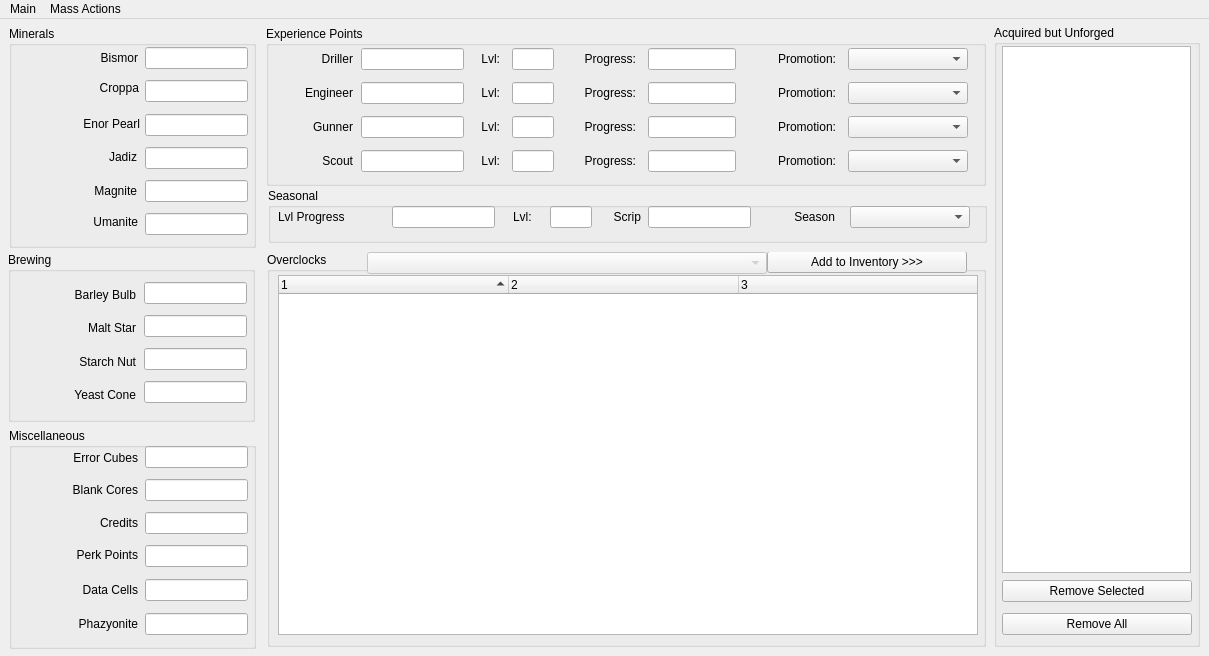
Old version of the form editor.ui in the repository AnthonyMichaelTDM/DRG-Save-Editor.
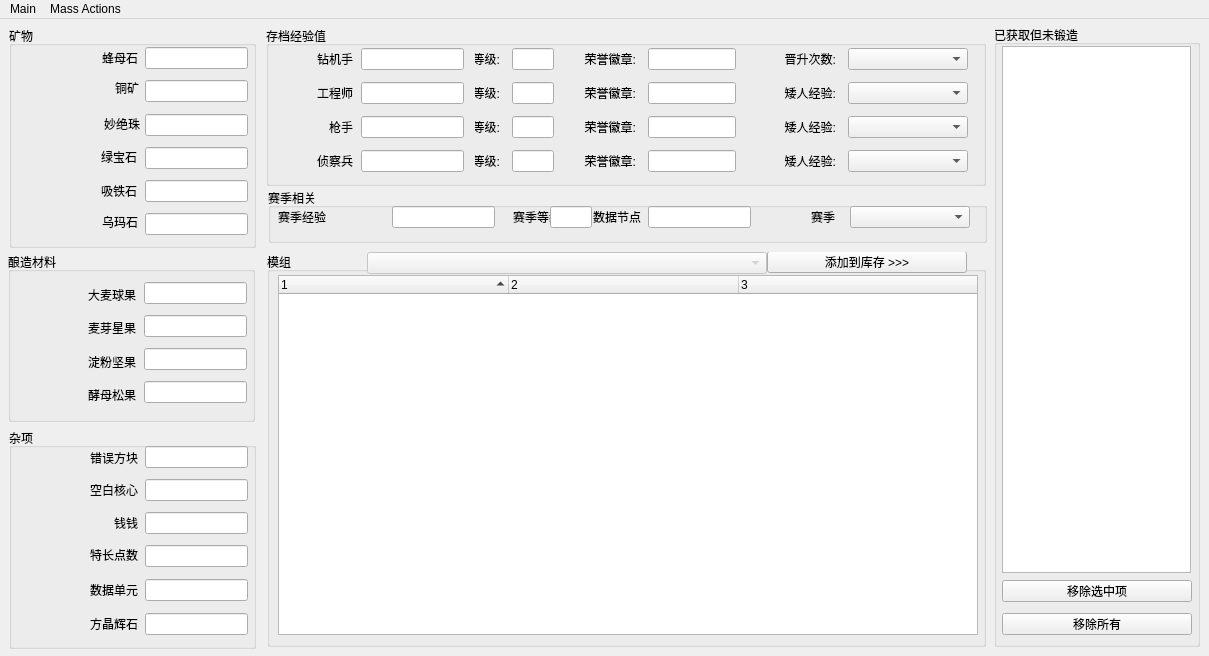
New version of the form. Custom widgets are drawn as their Qt base class.

Commit message:
feat(i18n): 添加中文UI翻译并发布中文发行版 | Add Chinese UI translation and publish Chinese release
- 变更editor.ui文件添加中文翻译 | Modified editor.ui to add Chinese translation
- 发布中文专用的Releases发行版 | Published Chinese-specific Releases version

The edit to the form file:
```diff
--- a/editor.ui
+++ b/editor.ui
@@ -32,7 +32,7 @@
      </font>
     </property>
     <property name="title">
-     <string>Minerals</string>
+     <string>矿物</string>
     </property>
     <widget class="QLabel" name="bismor_label">
      <property name="geometry">
@@ -53,7 +53,7 @@
       </font>
      </property>
      <property name="text">
-      <string>Bismor</string>
+      <string>蜂母石</string>
      </property>
      <property name="textFormat">
       <enum>Qt::PlainText</enum>
@@ -102,7 +102,7 @@
       </font>
      </property>
      <property name="text">
-      <string>Croppa</string>
+      <string>铜矿</string>
      </property>
      <property name="textFormat">
       <enum>Qt::PlainText</enum>
@@ -151,7 +151,7 @@
       </font>
      </property>
      <property name="text">
-      <string>Enor Pearl</string>
+      <string>妙绝珠</string>
      </property>
      <property name="textFormat">
       <enum>Qt::PlainText</enum>
@@ -200,7 +200,7 @@
       </font>
      </property>
      <property name="text">
-      <string>Jadiz</string>
+      <string>绿宝石</string>
      </property>
      <property name="textFormat">
       <enum>Qt::PlainText</enum>
@@ -285,7 +285,7 @@
       </font>
      </property>
      <property name="text">
-      <string>Magnite</string>
+      <string>吸铁石</string>
      </property>
      <property name="textFormat">
       <enum>Qt::PlainText</enum>
@@ -316,7 +316,7 @@
       </font>
      </property>
      <property name="text">
-      <string>Umanite</string>
+      <string>乌玛石</string>
      </property>
      <property name="textFormat">
       <enum>Qt::PlainText</enum>
@@ -344,7 +344,7 @@
      </font>
     </property>
     <property name="title">
-     <string>Brewing</string>
+     <string>酿造材料</string>
     </property>
     <widget class="QWidget" name="verticalLayoutWidget_4">
      <property name="geometry">
@@ -368,7 +368,7 @@
          </font>
         </property>
         <property name="text">
-         <string>Barley Bulb</string>
+         <string>大麦球果</string>
         </property>
         <property name="textFormat">
          <enum>Qt::PlainText</enum>
@@ -393,7 +393,7 @@
          </font>
         </property>
         <property name="text">
-         <string>Malt Star</string>
+         <string>麦芽星果</string>
         </property>
         <property name="textFormat">
          <enum>Qt::PlainText</enum>
@@ -418,7 +418,7 @@
          </font>
         </property>
         <property name="text">
-         <string>Starch Nut</string>
+         <string>淀粉坚果</string>
         </property>
         <property name="textFormat">
          <enum>Qt::PlainText</enum>
@@ -443,7 +443,7 @@
          </font>
         </property>
         <property name="text">
-         <string>Yeast Cone</string>
+         <string>酵母松果</string>
         </property>
         <property name="textFormat">
          <enum>Qt::PlainText</enum>
@@ -546,7 +546,7 @@
      </font>
     </property>
     <property name="title">
-     <string>Miscellaneous</string>
+     <string>杂项</string>
     </property>
     <property name="checkable">
      <bool>false</bool>
@@ -570,7 +570,7 @@
       </font>
      </property>
      <property name="text">
-      <string>Error Cubes</string>
+      <string>错误方块</string>
      </property>
      <property name="textFormat">
       <enum>Qt::PlainText</enum>
@@ -619,7 +619,7 @@
       </font>
      </property>
      <property name="text">
-      <string>Blank Cores</string>
+      <string>空白核心</string>
      </property>
      <property name="textFormat">
       <enum>Qt::PlainText</enum>
@@ -668,7 +668,7 @@
       </font>
      </property>
      <property name="text">
-      <string>Credits</string>
+      <string>钱钱</string>
      </property>
      <property name="textFormat">
       <enum>Qt::PlainText</enum>
@@ -717,7 +717,7 @@
       </font>
      </property>
      <property name="text">
-      <string>Perk Points</string>
+      <string>特长点数</string>
      </property>
      <property name="textFormat">
       <enum>Qt::PlainText</enum>
@@ -766,7 +766,7 @@
       </font>
      </property>
      <property name="text">
-      <string>Data Cells</string>
+      <string>数据单元</string>
      </property>
      <property name="textFormat">
       <enum>Qt::PlainText</enum>
@@ -815,7 +815,7 @@
       </font>
      </property>
      <property name="text">
-      <string>Phazyonite</string>
+      <string>方晶辉石</string>
      </property>
      <property name="textFormat">
       <enum>Qt::PlainText</enum>
@@ -861,7 +861,7 @@
      </font>
     </property>
     <property name="title">
-     <string>Experience Points</string>
+     <string>存档经验值</string>
     </property>
     <widget class="QLabel" name="drill_class_label">
      <property name="geometry">
@@ -882,7 +882,7 @@
       </font>
      </property>
      <property name="text">
-      <string>Driller</string>
+      <string>钻机手</string>
      </property>
      <property name="textFormat">
       <enum>Qt::PlainText</enum>
@@ -931,7 +931,7 @@
       </font>
      </property>
      <property name="text">
-      <string>Lvl:</string>
+      <string>等级:</string>
      </property>
      <property name="textFormat">
       <enum>Qt::PlainText</enum>
@@ -980,7 +980,7 @@
       </font>
      </property>
      <property name="text">
-      <string>Progress:</string>
+      <string>荣誉徽章:</string>
      </property>
      <property name="textFormat">
       <enum>Qt::PlainText</enum>
@@ -1029,7 +1029,7 @@
       </font>
      </property>
      <property name="text">
-      <string>Promotion:</string>
+      <string>晋升次数:</string>
      </property>
      <property name="textFormat">
       <enum>Qt::PlainText</enum>
@@ -1070,7 +1070,7 @@
       </font>
      </property>
      <property name="text">
-      <string>Engineer</string>
+      <string>工程师</string>
      </property>
      <property name="textFormat">
       <enum>Qt::PlainText</enum>
@@ -1119,7 +1119,7 @@
       </font>
      </property>
      <property name="text">
-      <string>Lvl:</string>
+      <string>等级:</string>
      </property>
      <property name="textFormat">
       <enum>Qt::PlainText</enum>
@@ -1168,7 +1168,7 @@
       </font>
      </property>
      <property name="text">
-      <string>Progress:</string>
+      <string>荣誉徽章:</string>
      </property>
      <property name="textFormat">
       <enum>Qt::PlainText</enum>
@@ -1217,7 +1217,7 @@
       </font>
      </property>
      <property name="text">
-      <string>Promotion:</string>
+      <string>矮人经验:</string>
      </property>
      <property name="textFormat">
       <enum>Qt::PlainText</enum>
@@ -1258,7 +1258,7 @@
       </font>
      </property>
      <property name="text">
-      <string>Gunner</string>
+      <string>枪手</string>
      </property>
      <property name="textFormat">
       <enum>Qt::PlainText</enum>
@@ -1307,7 +1307,7 @@
       </font>
      </property>
      <property name="text">
-      <string>Lvl:</string>
+      <string>等级:</string>
      </property>
      <property name="textFormat">
       <enum>Qt::PlainText</enum>
@@ -1356,7 +1356,7 @@
       </font>
      </property>
      <property name="text">
-      <string>Progress:</string>
+      <string>荣誉徽章:</string>
      </property>
      <property name="textFormat">
       <enum>Qt::PlainText</enum>
@@ -1405,7 +1405,7 @@
       </font>
      </property>
      <property name="text">
-      <string>Promotion:</string>
+      <string>矮人经验:</string>
      </property>
      <property name="textFormat">
       <enum>Qt::PlainText</enum>
@@ -1446,7 +1446,7 @@
       </font>
      </property>
      <property name="text">
-      <string>Scout</string>
+      <string>侦察兵</string>
      </property>
      <property name="textFormat">
       <enum>Qt::PlainText</enum>
@@ -1495,7 +1495,7 @@
       </font>
      </property>
      <property name="text">
-      <string>Lvl:</string>
+      <string>等级:</string>
      </property>
      <property name="textFormat">
       <enum>Qt::PlainText</enum>
@@ -1544,7 +1544,7 @@
       </font>
      </property>
      <property name="text">
-      <string>Progress:</string>
+      <string>荣誉徽章:</string>
      </property>
      <property name="textFormat">
       <enum>Qt::PlainText</enum>
@@ -1593,7 +1593,7 @@
       </font>
      </property>
      <property name="text">
-      <string>Promotion:</string>
+      <string>矮人经验:</string>
      </property>
      <property name="textFormat">
       <enum>Qt::PlainText</enum>
@@ -1631,7 +1631,7 @@
      </font>
     </property>
     <property name="title">
-     <string>Seasonal</string>
+     <string>赛季相关</string>
     </property>
     <widget class="QLabel" name="season_lvl_progress_label">
      <property name="geometry">
@@ -1650,7 +1650,7 @@
       </font>
      </property>
      <property name="text">
-      <string>Lvl Progress</string>
+      <string>赛季经验</string>
      </property>
     </widget>
     <widget class="TextEditFocusChecking" name="season_xp">
@@ -1690,7 +1690,7 @@
       </font>
      </property>
      <property name="text">
-      <string>Lvl:</string>
+      <string>赛季等级:</string>
      </property>
      <property name="textFormat">
       <enum>Qt::PlainText</enum>
@@ -1739,7 +1739,7 @@
       </font>
      </property>
      <property name="text">
-      <string>Scrip</string>
+      <string>数据节点</string>
      </property>
      <property name="textFormat">
       <enum>Qt::PlainText</enum>
@@ -1798,7 +1798,7 @@
       </font>
      </property>
      <property name="text">
-      <string>Season</string>
+      <string>赛季</string>
      </property>
      <property name="textFormat">
       <enum>Qt::PlainText</enum>
@@ -1826,7 +1826,7 @@
      </font>
     </property>
     <property name="title">
-     <string>Overclocks</string>
+     <string>模组</string>
     </property>
     <property name="checkable">
      <bool>false</bool>
@@ -1913,7 +1913,7 @@
       </font>
      </property>
      <property name="text">
-      <string>Add to Inventory &gt;&gt;&gt;</string>
+      <string>添加到库存 &gt;&gt;&gt;</string>
      </property>
     </widget>
    </widget>
@@ -1932,7 +1932,7 @@
      </font>
     </property>
     <property name="title">
-     <string>Acquired but Unforged</string>
+     <string>已获取但未锻造</string>
     </property>
     <widget class="QListWidget" name="unforged_list">
      <property name="geometry">
@@ -1968,7 +1968,7 @@
       </rect>
      </property>
      <property name="text">
-      <string>Remove Selected</string>
+      <string>移除选中项</string>
      </property>
     </widget>
     <widget class="QPushButton" name="remove_all_ocs">
@@ -1981,7 +1981,7 @@
       </rect>
      </property>
      <property name="text">
-      <string>Remove All</string>
+      <string>移除所有</string>
      </property>
     </widget>
    </widget>
```
Left out of the diff: 38 changed lines with no effect on the pictures.
